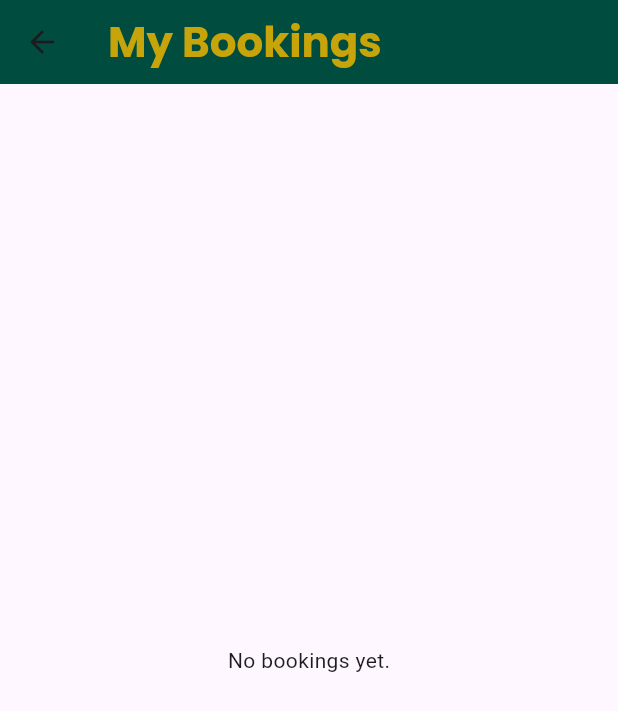
After one commit to MateoDuke21/solanobookapp, a Flutter app: the MyBookingsPage screen opened by its route, on a phone screen of 412 x 824 dp. The commit adds this screen. Shown: the top 711 px of the screen. Run offline on Flutter 3.47's test engine with Material 3 defaults, Android fonts, the phone set to English and light mode, and no system bars; our stand-ins replace google_fonts, quickalert.

Commit message:
added mybookings, modify rooms, main, home code,

```diff
--- a/lib/main.dart
+++ b/lib/main.dart
@@ -1,6 +1,7 @@
 import 'package:flutter/material.dart';
 import 'splash_screen.dart';
 import 'favorites.dart';
+import 'my_bookings.dart';
 
 void main() {
   runApp(const MyApp());
@@ -20,6 +21,7 @@ class MyApp extends StatelessWidget {
       home: const SplashScreen(),
       routes: {
         '/favorites': (context) => const FavoritesPage(),
+        '/my_bookings': (context) => const MyBookingsPage(),
       },
     );
   }
--- /dev/null
+++ b/lib/my_bookings.dart
@@ -0,0 +1,64 @@
+import 'package:flutter/material.dart';
+import 'my_bookings_manager.dart'; // Import your bookings manager
+
+class MyBookingsPage extends StatefulWidget {
+  const MyBookingsPage({super.key});
+
+  @override
+  _MyBookingsPageState createState() => _MyBookingsPageState();
+}
+
+class _MyBookingsPageState extends State<MyBookingsPage> {
+  @override
+  Widget build(BuildContext context) {
+    return Scaffold(
+      appBar: AppBar(
+        title: const Text(
+          'My Bookings',
+          style: TextStyle(
+            fontSize: 28,
+            fontWeight: FontWeight.bold,
+            color: Color.fromARGB(255, 199, 164, 9),
+            fontFamily: 'Poppins',
+          ),
+        ),
+        backgroundColor: Colors.teal[900],
+        leading: IconButton(
+          icon: const Icon(Icons.arrow_back),
+          onPressed: () {
+            Navigator.pop(context);
+          },
+        ),
+      ),
+      body: MyBookingsManager.bookings.isEmpty
+          ? const Center(child: Text('No bookings yet.'))
+          : ListView.builder(
+              itemCount: MyBookingsManager.bookings.length,
+              itemBuilder: (context, index) {
+                final booking = MyBookingsManager.bookings[index];
+                return Card(
+                  margin: const EdgeInsets.symmetric(vertical: 8.0, horizontal: 16.0),
+                  child: ListTile(
+                    leading: Image.asset(
+                      booking['imageUrl']!,
+                      width: 100,
+                      height: 100,
+                      fit: BoxFit.cover,
+                    ),
+                    title: Text(booking['title']!),
+                    subtitle: Text(booking['price']!),
+                    trailing: IconButton(
+                      icon: const Icon(Icons.delete),
+                      onPressed: () {
+                        setState(() {
+                          MyBookingsManager.removeBooking(booking);
+                        });
+                      },
+                    ),
+                  ),
+                );
+              },
+            ),
+    );
+  }
+}
--- /dev/null
+++ b/lib/my_bookings_manager.dart
@@ -0,0 +1,13 @@
+class MyBookingsManager {
+  static final List<Map<String, String>> _bookings = [];
+
+  static List<Map<String, String>> get bookings => _bookings;
+
+  static void addBooking(Map<String, String> booking) {
+    _bookings.add(booking);
+  }
+
+  static void removeBooking(Map<String, String> booking) {
+    _bookings.remove(booking);
+  }
+}
--- a/pubspec.yaml
+++ b/pubspec.yaml
@@ -82,8 +82,8 @@ flutter:
     - assets/images/cloud-meetingroom.jpg
     - assets/images/deluxe-room.jpg
     - assets/images/dining.jpg
-    - assets/images/exec-suite-room-I.jpg
-    - assets/images/exec-suite-room-II.jpg
+    - assets/images/executive-room-I.jpg
+    - assets/images/executive-room-II.jpg
     - assets/images/guest-floor-hallway.jpg
     - assets/images/paul-restaurant.jpg
     - assets/images/paul-restaurant2.jpg
```
Also changed, not shown: lib/booking.dart (+63 -43 lines), lib/deluxe_room.dart (+10 -1 lines), lib/exec_room.dart (+11 -2 lines), lib/exec_roomII.dart (+11 -2 lines), lib/home_page.dart (+17 -5 lines), lib/rooms_tab.dart (+9 -4 lines), lib/suite_room.dart (+10 -1 lines), lib/suite_roomII.dart (+10 -1 lines), lib/superior_room.dart (+11 -2 lines), assets/images/executive-room-I.jpg (renamed from assets/images/exec-suite-room-I.jpg), assets/images/executive-room-II.jpg (renamed from assets/images/exec-suite-room-II.jpg).
